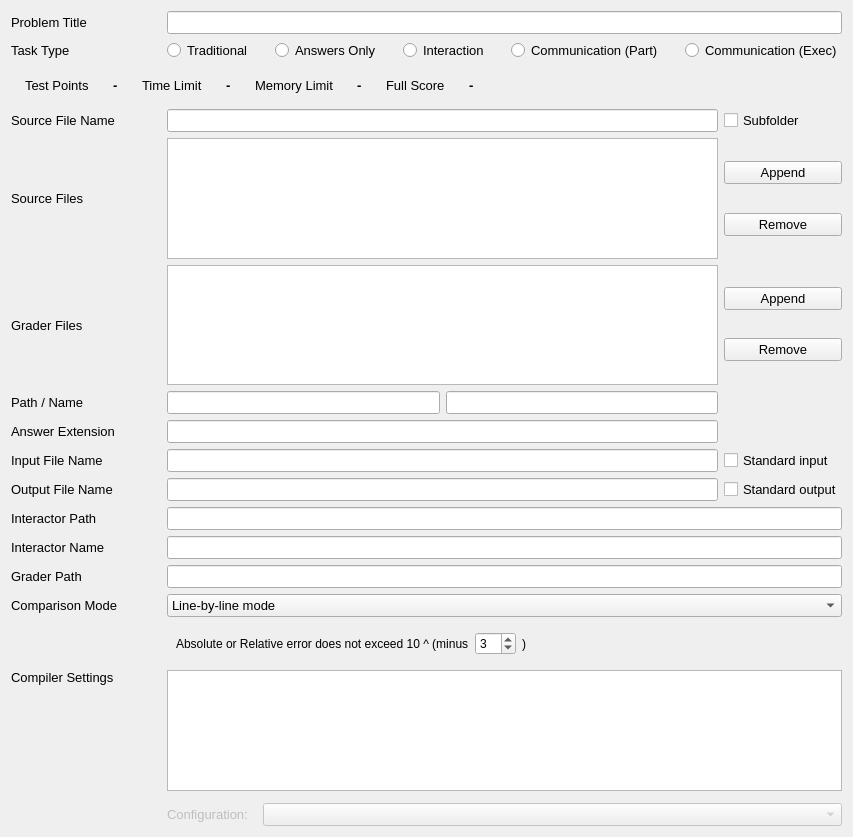
Above: src/forms/taskeditwidget.ui from cjliwea/LemonLime-Online before the change. Below: the same form after it.
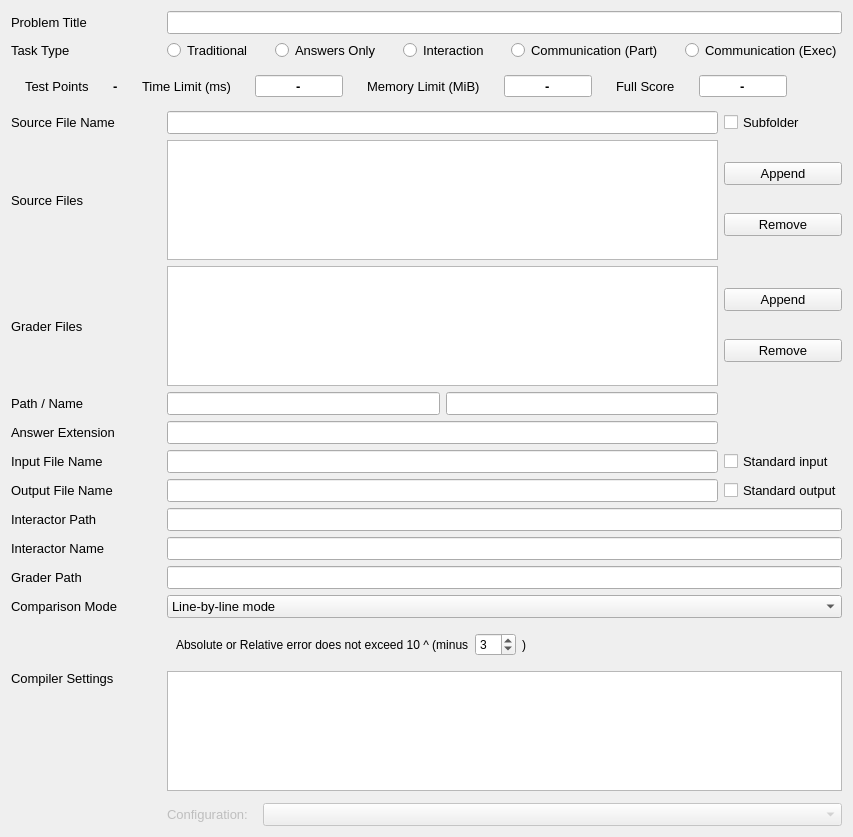
That is the form after the change. Icons and pictures are not drawn. Custom widgets are drawn as their Qt base class.

What changed in the file:
```diff
--- a/src/forms/taskeditwidget.ui
+++ b/src/forms/taskeditwidget.ui
@@ -1029,12 +1029,30 @@
          </font>
         </property>
         <property name="text">
-         <string>Time Limit</string>
+         <string>Time Limit (ms)</string>
         </property>
        </widget>
       </item>
       <item>
-       <widget class="QLabel" name="taskInfoTimeValue">
+       <widget class="QLineEdit" name="taskInfoTimeValue">
+        <property name="sizePolicy">
+         <sizepolicy hsizetype="Fixed" vsizetype="Fixed">
+          <horstretch>0</horstretch>
+          <verstretch>0</verstretch>
+         </sizepolicy>
+        </property>
+        <property name="minimumSize">
+         <size>
+          <width>88</width>
+          <height>22</height>
+         </size>
+        </property>
+        <property name="maximumSize">
+         <size>
+          <width>88</width>
+          <height>22</height>
+         </size>
+        </property>
         <property name="font">
          <font>
           <pointsize>10</pointsize>
@@ -1044,6 +1062,9 @@
         <property name="text">
          <string>-</string>
         </property>
+        <property name="alignment">
+         <set>Qt::AlignmentFlag::AlignCenter</set>
+        </property>
        </widget>
       </item>
       <item>
@@ -1054,12 +1075,30 @@
          </font>
         </property>
         <property name="text">
-         <string>Memory Limit</string>
+         <string>Memory Limit (MiB)</string>
         </property>
        </widget>
       </item>
       <item>
-       <widget class="QLabel" name="taskInfoMemoryValue">
+       <widget class="QLineEdit" name="taskInfoMemoryValue">
+        <property name="sizePolicy">
+         <sizepolicy hsizetype="Fixed" vsizetype="Fixed">
+          <horstretch>0</horstretch>
+          <verstretch>0</verstretch>
+         </sizepolicy>
+        </property>
+        <property name="minimumSize">
+         <size>
+          <width>88</width>
+          <height>22</height>
+         </size>
+        </property>
+        <property name="maximumSize">
+         <size>
+          <width>88</width>
+          <height>22</height>
+         </size>
+        </property>
         <property name="font">
          <font>
           <pointsize>10</pointsize>
@@ -1069,6 +1108,9 @@
         <property name="text">
          <string>-</string>
         </property>
+        <property name="alignment">
+         <set>Qt::AlignmentFlag::AlignCenter</set>
+        </property>
        </widget>
       </item>
       <item>
@@ -1084,7 +1126,25 @@
        </widget>
       </item>
       <item>
-       <widget class="QLabel" name="taskInfoScoreValue">
+       <widget class="QLineEdit" name="taskInfoScoreValue">
+        <property name="sizePolicy">
+         <sizepolicy hsizetype="Fixed" vsizetype="Fixed">
+          <horstretch>0</horstretch>
+          <verstretch>0</verstretch>
+         </sizepolicy>
+        </property>
+        <property name="minimumSize">
+         <size>
+          <width>88</width>
+          <height>22</height>
+         </size>
+        </property>
+        <property name="maximumSize">
+         <size>
+          <width>88</width>
+          <height>22</height>
+         </size>
+        </property>
         <property name="font">
          <font>
           <pointsize>10</pointsize>
@@ -1094,6 +1154,9 @@
         <property name="text">
          <string>-</string>
         </property>
+        <property name="alignment">
+         <set>Qt::AlignmentFlag::AlignCenter</set>
+        </property>
        </widget>
       </item>
       <item>
```
Left out of the diff: 9 changed lines with no effect on the pictures.
